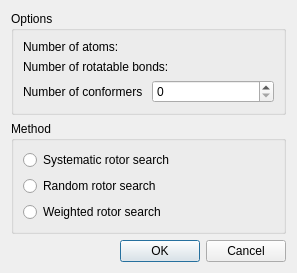
This is libavogadro/src/extensions/conformersearchdialog.ui in gladk/avogadro-debian as Qt 5 draws it before an edit. The edited form follows.
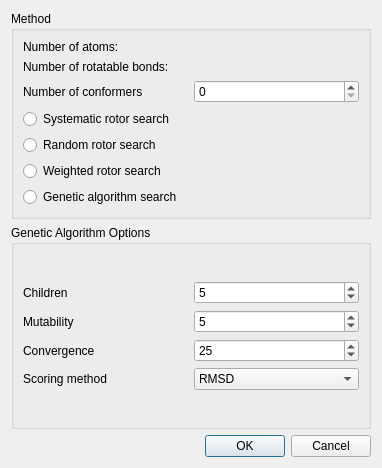
This is the edited form.

```diff
--- a/libavogadro/src/extensions/conformersearchdialog.ui
+++ b/libavogadro/src/extensions/conformersearchdialog.ui
@@ -1,12 +1,12 @@
 <ui version="4.0" >
  <class>ConformerSearchDialog</class>
- <widget class="QDialog" name="ConformerSearchDialog" >
-  <property name="geometry" >
+ <widget class="QDialog" name="ConformerSearchDialog">
+  <property name="geometry">
    <rect>
     <x>0</x>
     <y>0</y>
-    <width>297</width>
-    <height>272</height>
+    <width>382</width>
+    <height>468</height>
    </rect>
   </property>
   <property name="windowTitle" >
@@ -14,9 +14,9 @@
   </property>
   <layout class="QVBoxLayout" >
    <item>
-    <widget class="QGroupBox" name="groupBox_2" >
-     <property name="title" >
-      <string>Options</string>
+    <widget class="QGroupBox" name="systematicOptionsGroupBox">
+     <property name="title">
+      <string>Method</string>
      </property>
      <layout class="QVBoxLayout" >
       <item>
@@ -51,46 +51,138 @@
         </item>
        </layout>
       </item>
-     </layout>
-    </widget>
-   </item>
-   <item>
-    <widget class="QGroupBox" name="groupBox" >
-     <property name="title" >
-      <string>Method</string>
-     </property>
-     <layout class="QVBoxLayout" >
       <item>
-       <widget class="QRadioButton" name="systematicRadio" >
-        <property name="text" >
+       <widget class="QRadioButton" name="systematicRadio">
+        <property name="text">
          <string>Systematic rotor search</string>
         </property>
        </widget>
       </item>
       <item>
-       <widget class="QRadioButton" name="randomRadio" >
-        <property name="text" >
+       <widget class="QRadioButton" name="randomRadio">
+        <property name="text">
          <string>Random rotor search</string>
         </property>
        </widget>
       </item>
       <item>
-       <widget class="QRadioButton" name="weightedRadio" >
-        <property name="text" >
+       <widget class="QRadioButton" name="weightedRadio">
+        <property name="text">
          <string>Weighted rotor search</string>
         </property>
        </widget>
       </item>
+      <item>
+       <widget class="QRadioButton" name="geneticRadio">
+        <property name="text">
+         <string>Genetic algorithm search</string>
+        </property>
+       </widget>
+      </item>
      </layout>
     </widget>
    </item>
    <item>
-    <widget class="QDialogButtonBox" name="buttonBox" >
-     <property name="orientation" >
+    <widget class="QGroupBox" name="geneticGroupBox">
+     <property name="title">
+      <string>Genetic Algorithm Options</string>
+     </property>
+     <layout class="QVBoxLayout" name="verticalLayout">
+      <item>
+       <layout class="QGridLayout" name="gridLayout">
+        <item row="0" column="0">
+         <widget class="QLabel" name="label_2">
+          <property name="text">
+           <string>Children</string>
+          </property>
+         </widget>
+        </item>
+        <item row="1" column="0">
+         <widget class="QLabel" name="label_3">
+          <property name="text">
+           <string>Mutability</string>
+          </property>
+         </widget>
+        </item>
+        <item row="2" column="0">
+         <widget class="QLabel" name="label_4">
+          <property name="text">
+           <string>Convergence</string>
+          </property>
+         </widget>
+        </item>
+        <item row="3" column="0">
+         <widget class="QLabel" name="label_5">
+          <property name="text">
+           <string>Scoring method</string>
+          </property>
+         </widget>
+        </item>
+        <item row="0" column="1">
+         <widget class="QSpinBox" name="childrenSpinBox">
+          <property name="minimum">
+           <number>1</number>
+          </property>
+          <property name="maximum">
+           <number>9999</number>
+          </property>
+          <property name="value">
+           <number>5</number>
+          </property>
+         </widget>
+        </item>
+        <item row="1" column="1">
+         <widget class="QSpinBox" name="mutabilitySpinBox">
+          <property name="minimum">
+           <number>1</number>
+          </property>
+          <property name="maximum">
+           <number>9999</number>
+          </property>
+          <property name="value">
+           <number>5</number>
+          </property>
+         </widget>
+        </item>
+        <item row="2" column="1">
+         <widget class="QSpinBox" name="convergenceSpinBox">
+          <property name="minimum">
+           <number>2</number>
+          </property>
+          <property name="maximum">
+           <number>999</number>
+          </property>
+          <property name="value">
+           <number>25</number>
+          </property>
+         </widget>
+        </item>
+        <item row="3" column="1">
+         <widget class="QComboBox" name="scoringComboBox">
+          <item>
+           <property name="text">
+            <string>RMSD</string>
+           </property>
+          </item>
+          <item>
+           <property name="text">
+            <string>Energy</string>
+           </property>
+          </item>
+         </widget>
+        </item>
+       </layout>
+      </item>
+     </layout>
+    </widget>
+   </item>
+   <item>
+    <widget class="QDialogButtonBox" name="buttonBox">
+     <property name="orientation">
       <enum>Qt::Horizontal</enum>
      </property>
-     <property name="standardButtons" >
-      <set>QDialogButtonBox::Cancel|QDialogButtonBox::NoButton|QDialogButtonBox::Ok</set>
+     <property name="standardButtons">
+      <set>QDialogButtonBox::Cancel|QDialogButtonBox::Ok</set>
      </property>
     </widget>
    </item>
```
Left out of the diff: 35 changed lines with no effect on the pictures.
